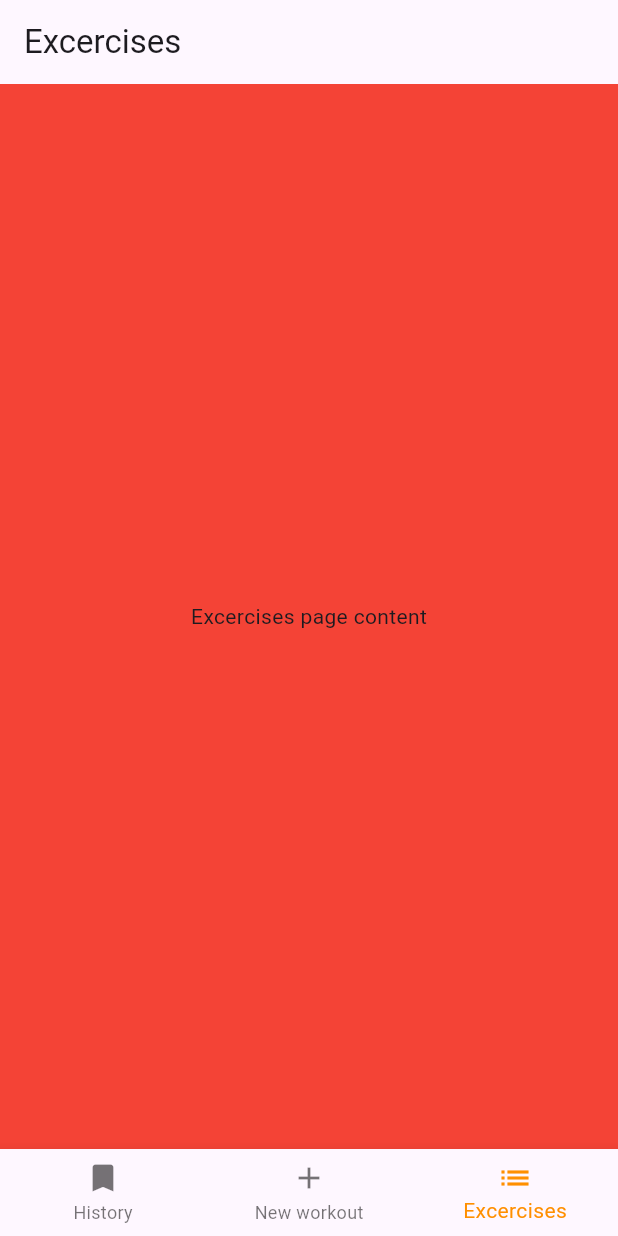
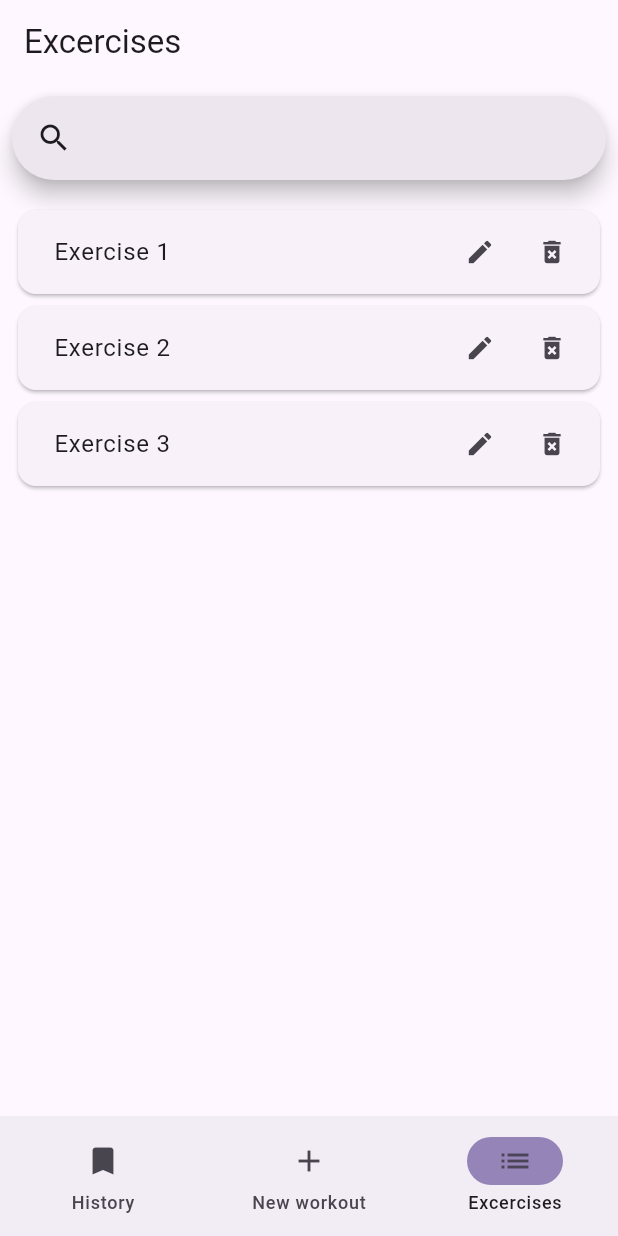
Before and after one commit to seaz5150/vorkautus, a Flutter app: the screen it shows after launch, item 3 of the bottom bar chosen, on a phone screen of 412 x 824 dp. Run offline on Flutter 3.47's test engine with Material 2 defaults, Android fonts, the phone set to English and light mode, and no system bars.

Commit message:
Update navigation bar + exercises screen progress.

```diff
--- a/lib/main.dart
+++ b/lib/main.dart
@@ -37,12 +37,6 @@
 class _RootScreenState extends State<RootScreen> {
   int _selectedPageIndex = 0;
 
-  void _onItemTapped(int index) {
-    setState(() {
-      _selectedPageIndex = index;
-    });
-  }
-
   @override
   Widget build(BuildContext context) {
     return Scaffold(
@@ -51,24 +45,34 @@
         const NewWorkoutScreen(),
         const ExcercisesScreen(),
       ][_selectedPageIndex],
-      bottomNavigationBar: BottomNavigationBar(
-        items: const <BottomNavigationBarItem>[
-          BottomNavigationBarItem(
-            icon: Icon(Icons.bookmark),
+      bottomNavigationBar: NavigationBar(
+        onDestinationSelected: (int index) {
+          setState(() {
+            _selectedPageIndex = index;
+          });
+        },
+        destinations: const <Widget>[
+          NavigationDestination(
+            icon: Icon(
+              Icons.bookmark
+            ),
             label: 'History',
           ),
-          BottomNavigationBarItem(
-            icon: Icon(Icons.add),
+          NavigationDestination(
+            icon: Icon(
+              Icons.add
+            ),
             label: 'New workout',
           ),
-          BottomNavigationBarItem(
-            icon: Icon(Icons.list),
-            label: 'Excercises',
+          NavigationDestination(
+            icon: Icon(
+              Icons.list
+            ),
+            label: 'Excercises'
           ),
         ],
-        currentIndex: _selectedPageIndex,
-        selectedItemColor: Colors.amber[800],
-        onTap: _onItemTapped,
+        selectedIndex: _selectedPageIndex,
+        indicatorColor: Color.fromARGB(146, 79, 55, 139)
       ),
     );
   }
--- a/lib/screens/excercises_screen.dart
+++ b/lib/screens/excercises_screen.dart
@@ -8,8 +8,37 @@ class ExcercisesScreen extends StatefulWidget {
       _ExcercisesScreenState();
 }
 
-class _ExcercisesScreenState
-    extends State<ExcercisesScreen> {
+class _ExcercisesScreenState extends State<ExcercisesScreen> {
+  final List<String> demoExcercises = <String>['Exercise 1', 'Exercise 2', 'Exercise 3'];
+  List<String> resultExcercises = [];
+  TextEditingController searchEditingController = TextEditingController();
+
+  void filterSearchResults(String query) {
+    setState(() {
+      resultExcercises = demoExcercises
+          .where((item) => item.toLowerCase().contains(query.toLowerCase()))
+          .toList();
+    });
+  }
+
+  void _onEditExercisePressed(int index) {
+    // setState(() {
+
+    // });
+  }
+
+    void _onDeleteExercisePressed(int index) {
+    // setState(() {
+
+    // });
+  }
+
+  @override
+  void initState() {
+    resultExcercises = demoExcercises;
+    super.initState();
+  }
+
 
   @override
   Widget build(BuildContext context) {
@@ -17,11 +46,63 @@ class _ExcercisesScreenState
       appBar: AppBar(
         title: const Text('Excercises'),
     ),
-      body: Container(
-          color: Colors.red,
-          alignment: Alignment.center,
-          child: const Text('Excercises page content'),
-        )
+      body: Column(
+        children: [
+          Flexible(
+            child: Padding(
+              padding: const EdgeInsets.all(8.0),
+              child: SearchBar(
+                onChanged: (value) {
+                  filterSearchResults(value);
+                },
+                controller: searchEditingController,
+                padding: const MaterialStatePropertyAll<EdgeInsets>(EdgeInsets.symmetric(horizontal: 16.0)),
+                leading: const Icon(Icons.search),
+
+              ),
+            ),
+          ),
+          Expanded(
+            child: ListView.builder(
+              scrollDirection: Axis.vertical,
+              padding: const EdgeInsets.all(8),
+              itemCount: resultExcercises.length,
+              itemBuilder: (_, index) {
+                return Card(
+                  child: Padding(
+                    padding: const EdgeInsets.only(left: 8, right: 8),
+                    child: Row(
+                      mainAxisAlignment: MainAxisAlignment.spaceBetween,
+                      children: <Widget>[
+                        Expanded(
+                          child: ListTile(
+                            title: Text(resultExcercises[index])
+                            ),
+                        ),
+                        Flexible(
+                          child: Row(
+                            mainAxisAlignment: MainAxisAlignment.end,
+                            children: [
+                              IconButton(
+                                onPressed: () => _onEditExercisePressed(index),
+                                icon: const Icon(Icons.edit),
+                                iconSize: 20,
+                                ),
+                              IconButton(
+                                onPressed: () => _onDeleteExercisePressed(index),
+                                icon: const Icon(Icons.delete_forever),
+                                iconSize: 20,
+                                ),
+                            ],
+                          ),
+                        )
+                      ]),
+                  ),
+                );
+            }),
+          ),
+        ],
+      )
     );
   }
 }
--- a/lib/screens/new_workout_screen.dart
+++ b/lib/screens/new_workout_screen.dart
@@ -18,7 +18,6 @@ class _NewWorkoutScreenState
         title: const Text('New workout'),
     ),
       body: Container(
-          color: Colors.red,
           alignment: Alignment.center,
           child: const Text('New workout page content'),
         )
--- a/lib/screens/workout_history_screen.dart
+++ b/lib/screens/workout_history_screen.dart
@@ -18,7 +18,6 @@ class _WorkoutHistoryScreenState
         title: const Text('Previous workouts'),
     ),
       body: Container(
-          color: Colors.red,
           alignment: Alignment.center,
           child: const Text('Workout history page content'),
         )
```
